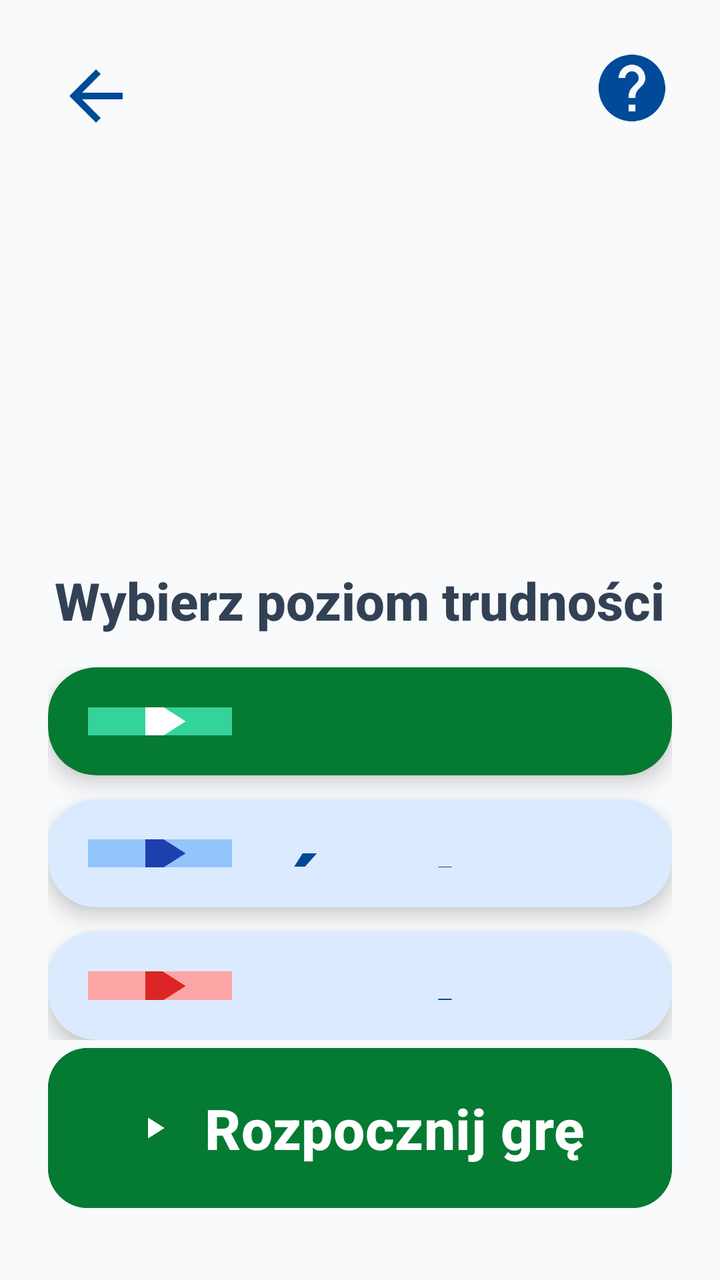
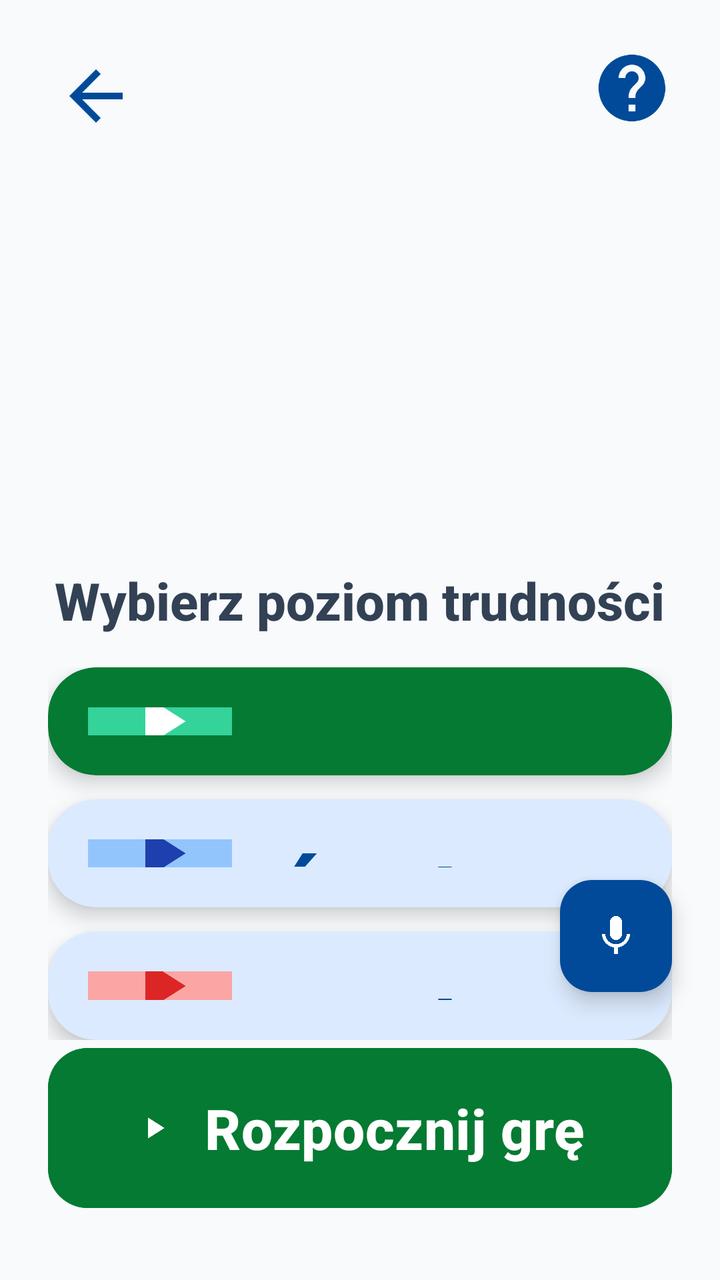

Before-and-after screenshots of an Android layout around one commit, followed by the original layout XML and the change that was made.
<!-- AndroidManifest.xml: application theme Theme.Fitnessapp -->
<!-- res/layout/activity_game_difficulty.xml -->
<?xml version="1.0" encoding="utf-8"?>
<androidx.constraintlayout.widget.ConstraintLayout xmlns:android="http://schemas.android.com/apk/res/android"
    xmlns:app="http://schemas.android.com/apk/res-auto"
    android:layout_width="match_parent"
    android:layout_height="match_parent"
    android:background="#F8FAFC">

    
    <ImageButton
        android:id="@+id/btn_back"
        android:layout_width="64dp"
        android:layout_height="64dp"
        android:layout_margin="16dp"
        android:background="?android:attr/selectableItemBackgroundBorderless"
        android:src="@drawable/ic_back"
        app:tint="#004A99"
        android:scaleType="fitCenter"
        android:padding="12dp"
        app:layout_constraintStart_toStartOf="parent"
        app:layout_constraintTop_toTopOf="parent" />

    
    <ImageButton
        android:id="@+id/btn_help"
        android:layout_width="56dp"
        android:layout_height="56dp"
        android:layout_margin="16dp"
        android:background="?android:attr/selectableItemBackgroundBorderless"
        android:src="@drawable/ic_help"
        app:tint="#004A99"
        android:scaleType="fitCenter"
        android:padding="8dp"
        app:layout_constraintEnd_toEndOf="parent"
        app:layout_constraintTop_toTopOf="parent" />

    
    <ImageView
        android:id="@+id/iv_game_icon"
        android:layout_width="100dp"
        android:layout_height="100dp"
        android:layout_marginTop="24dp"
        app:layout_constraintStart_toStartOf="parent"
        app:layout_constraintEnd_toEndOf="parent"
        app:layout_constraintTop_toBottomOf="@id/btn_back" />

    
    <TextView
        android:id="@+id/tv_game_title"
        android:layout_width="wrap_content"
        android:layout_height="wrap_content"
        android:layout_marginTop="12dp"
        android:textColor="#004A99"
        android:textSize="44sp"
        android:textStyle="bold"
        app:layout_constraintStart_toStartOf="parent"
        app:layout_constraintEnd_toEndOf="parent"
        app:layout_constraintTop_toBottomOf="@id/iv_game_icon" />

    
    <TextView
        android:id="@+id/tv_subtitle"
        android:layout_width="wrap_content"
        android:layout_height="wrap_content"
        android:layout_marginTop="8dp"
        android:text="Wybierz poziom trudności"
        android:textColor="#334155"
        android:textSize="26sp"
        android:textStyle="bold"
        app:layout_constraintStart_toStartOf="parent"
        app:layout_constraintEnd_toEndOf="parent"
        app:layout_constraintTop_toBottomOf="@id/tv_game_title" />

    
    <LinearLayout
        android:id="@+id/difficulty_container"
        android:layout_width="0dp"
        android:layout_height="0dp"
        android:orientation="vertical"
        android:gravity="center_vertical"
        android:paddingHorizontal="24dp"
        android:paddingTop="16dp"
        app:layout_constraintStart_toStartOf="parent"
        app:layout_constraintEnd_toEndOf="parent"
        app:layout_constraintTop_toBottomOf="@id/tv_subtitle"
        app:layout_constraintBottom_toTopOf="@id/btn_start">

        
        <androidx.cardview.widget.CardView
            android:id="@+id/card_easy"
            android:layout_width="match_parent"
            android:layout_height="0dp"
            android:layout_weight="1"
            android:layout_marginBottom="12dp"
            android:clickable="true"
            android:focusable="true"
            android:foreground="?android:attr/selectableItemBackground"
            app:cardCornerRadius="24dp"
            app:cardElevation="6dp"
            app:cardBackgroundColor="#057A32">

            <LinearLayout
                android:layout_width="match_parent"
                android:layout_height="match_parent"
                android:gravity="center_vertical"
                android:orientation="horizontal"
                android:padding="20dp">

                <FrameLayout
                    android:layout_width="72dp"
                    android:layout_height="72dp">
                    <View
                        android:layout_width="match_parent"
                        android:layout_height="match_parent"
                        android:background="@drawable/bg_indicator_active"
                        android:backgroundTint="#34D399" />
                    <ImageView
                        android:id="@+id/iv_easy_icon"
                        android:layout_width="44dp"
                        android:layout_height="44dp"
                        android:layout_gravity="center"
                        android:src="@drawable/ic_play"
                        app:tint="#FFFFFF" />
                </FrameLayout>

                <LinearLayout
                    android:layout_width="match_parent"
                    android:layout_height="wrap_content"
                    android:layout_marginStart="20dp"
                    android:orientation="vertical">
                    <TextView
                        android:layout_width="wrap_content"
                        android:layout_height="wrap_content"
                        android:text="Łatwy"
                        android:textColor="#FFFFFF"
                        android:textSize="44sp"
                        android:textStyle="bold" />
                    <TextView
                        android:id="@+id/tv_easy_desc"
                        android:layout_width="wrap_content"
                        android:layout_height="wrap_content"
                        android:text="3 pary kart"
                        android:textColor="#D1FAE5"
                        android:textSize="26sp"
                        android:textStyle="bold" />
                </LinearLayout>
            </LinearLayout>
        </androidx.cardview.widget.CardView>

        
        <androidx.cardview.widget.CardView
            android:id="@+id/card_medium"
            android:layout_width="match_parent"
            android:layout_height="0dp"
            android:layout_weight="1"
            android:layout_marginBottom="12dp"
            android:clickable="true"
            android:focusable="true"
            android:foreground="?android:attr/selectableItemBackground"
            app:cardCornerRadius="24dp"
            app:cardElevation="6dp"
            app:cardBackgroundColor="#DBEAFE">

            <LinearLayout
                android:layout_width="match_parent"
                android:layout_height="match_parent"
                android:gravity="center_vertical"
                android:orientation="horizontal"
                android:padding="20dp">

                <FrameLayout
                    android:layout_width="72dp"
                    android:layout_height="72dp">
                    <View
                        android:layout_width="match_parent"
                        android:layout_height="match_parent"
                        android:background="@drawable/bg_indicator_active"
                        android:backgroundTint="#93C5FD" />
                    <ImageView
                        android:id="@+id/iv_medium_icon"
                        android:layout_width="44dp"
                        android:layout_height="44dp"
                        android:layout_gravity="center"
                        android:src="@drawable/ic_play"
                        app:tint="#1E40AF" />
                </FrameLayout>

                <LinearLayout
                    android:layout_width="match_parent"
                    android:layout_height="wrap_content"
                    android:layout_marginStart="20dp"
                    android:orientation="vertical">
                    <TextView
                        android:layout_width="wrap_content"
                        android:layout_height="wrap_content"
                        android:text="Średni"
                        android:textColor="#004A99"
                        android:textSize="44sp"
                        android:textStyle="bold" />
                    <TextView
                        android:id="@+id/tv_medium_desc"
                        android:layout_width="wrap_content"
                        android:layout_height="wrap_content"
                        android:text="6 par kart"
                        android:textColor="#1E40AF"
                        android:textSize="26sp"
                        android:textStyle="bold" />
                </LinearLayout>
            </LinearLayout>
        </androidx.cardview.widget.CardView>

        
        <androidx.cardview.widget.CardView
            android:id="@+id/card_hard"
            android:layout_width="match_parent"
            android:layout_height="0dp"
            android:layout_weight="1"
            android:clickable="true"
            android:focusable="true"
            android:foreground="?android:attr/selectableItemBackground"
            app:cardCornerRadius="24dp"
            app:cardElevation="6dp"
            app:cardBackgroundColor="#DBEAFE">

            <LinearLayout
                android:layout_width="match_parent"
                android:layout_height="match_parent"
                android:gravity="center_vertical"
                android:orientation="horizontal"
                android:padding="20dp">

                <FrameLayout
                    android:layout_width="72dp"
                    android:layout_height="72dp">
                    <View
                        android:layout_width="match_parent"
                        android:layout_height="match_parent"
                        android:background="@drawable/bg_indicator_active"
                        android:backgroundTint="#FCA5A5" />
                    <ImageView
                        android:id="@+id/iv_hard_icon"
                        android:layout_width="44dp"
                        android:layout_height="44dp"
                        android:layout_gravity="center"
                        android:src="@drawable/ic_play"
                        app:tint="#DC2626" />
                </FrameLayout>

                <LinearLayout
                    android:layout_width="match_parent"
                    android:layout_height="wrap_content"
                    android:layout_marginStart="20dp"
                    android:orientation="vertical">
                    <TextView
                        android:layout_width="wrap_content"
                        android:layout_height="wrap_content"
                        android:text="Trudny"
                        android:textColor="#004A99"
                        android:textSize="44sp"
                        android:textStyle="bold" />
                    <TextView
                        android:id="@+id/tv_hard_desc"
                        android:layout_width="wrap_content"
                        android:layout_height="wrap_content"
                        android:text="8 par kart"
                        android:textColor="#1E40AF"
                        android:textSize="26sp"
                        android:textStyle="bold" />
                </LinearLayout>
            </LinearLayout>
        </androidx.cardview.widget.CardView>

    </LinearLayout>

    
    <Button
        android:id="@+id/btn_start"
        android:layout_width="0dp"
        android:layout_height="88dp"
        android:layout_marginHorizontal="24dp"
        android:layout_marginBottom="32dp"
        android:backgroundTint="#057A32"
        android:text="Rozpocznij grę"
        android:textAllCaps="false"
        android:textColor="@color/white"
        android:textSize="28sp"
        android:fontFamily="sans-serif-medium"
        android:textStyle="bold"
        app:icon="@drawable/ic_play"
        app:iconGravity="textStart"
        app:iconTint="@color/white"
        app:iconPadding="16dp"
        app:cornerRadius="20dp"
        app:layout_constraintStart_toStartOf="parent"
        app:layout_constraintEnd_toEndOf="parent"
        app:layout_constraintBottom_toBottomOf="parent" />

</androidx.constraintlayout.widget.ConstraintLayout>
<!-- resources referenced by this layout -->
<resources>
  <color name="white">#FFFFFFFF</color>
  <!-- drawable bg_indicator_active (drawable) -->
  <?xml version="1.0" encoding="utf-8"?>
  <shape xmlns:android="http://schemas.android.com/apk/res/android"
      android:shape="rectangle">
      <solid android:color="@color/blue_primary" />
      <corners android:radius="4dp" />
  </shape>
  <!-- drawable ic_back (drawable) -->
  <vector xmlns:android="http://schemas.android.com/apk/res/android"
      android:width="24dp"
      android:height="24dp"
      android:viewportWidth="24"
      android:viewportHeight="24">
      <path
          android:fillColor="#000000"
          android:pathData="M20,11H7.83l5.59,-5.59L12,4l-8,8 8,8 1.41,-1.41L7.83,13H20v-2z"/>
  </vector>
  <!-- drawable ic_help (drawable) -->
  <vector xmlns:android="http://schemas.android.com/apk/res/android"
      android:width="48dp"
      android:height="48dp"
      android:viewportWidth="24"
      android:viewportHeight="24">
      <path
          android:fillColor="#004A99"
          android:pathData="M12,2C6.48,2 2,6.48 2,12s4.48,10 10,10 10,-4.48 10,-10S17.52,2 12,2zM13,19h-2v-2h2v2zM15.07,11.25l-0.9,0.92C13.45,12.9 13,13.5 13,15h-2v-0.5c0,-1.1 0.45,-2.1 1.17,-2.83l1.24,-1.26c0.37,-0.36 0.59,-0.86 0.59,-1.41 0,-1.1 -0.9,-2 -2,-2s-2,0.9 -2,2L8,9c0,-2.21 1.79,-4 4,-4s4,1.79 4,4c0,0.88 -0.36,1.68 -0.93,2.25z"/>
  </vector>
  <!-- drawable ic_play (drawable) -->
  <vector xmlns:android="http://schemas.android.com/apk/res/android"
   android:width="24dp"
   android:height="24dp"
   android:viewportWidth="24"
   android:viewportHeight="24">
   <path
   android:fillColor="#FFFFFF"
   android:pathData="M8,5v14l11,-7z"/>
  </vector>
  <style name="Theme.Fitnessapp" parent="Base.Theme.Fitnessapp" />
  <color name="blue_primary">#2563EB</color>
  <style name="Base.Theme.Fitnessapp" parent="Theme.Material3.Light.NoActionBar">
          
          <item name="android:fontFamily">sans-serif-medium</item>
          <item name="android:textAllCaps">false</item>
          <item name="android:textColor">#0F172A</item>
          <item name="android:windowBackground">#F8FAFC</item>
      </style>
</resources>

<!-- the commit's change to res/layout/activity_game_difficulty.xml (unified diff, before → after) -->
@@ -294,4 +294,17 @@
         app:layout_constraintEnd_toEndOf="parent"
         app:layout_constraintBottom_toBottomOf="parent" />
 
+    
+    <com.google.android.material.floatingactionbutton.FloatingActionButton
+        android:id="@+id/fab_mic"
+        android:layout_width="wrap_content"
+        android:layout_height="wrap_content"
+        android:layout_margin="24dp"
+        android:src="@drawable/ic_mic"
+        android:contentDescription="Włącz mikrofon"
+        app:backgroundTint="#004A99"
+        app:tint="#FFFFFF"
+        app:layout_constraintBottom_toTopOf="@id/btn_start"
+        app:layout_constraintEnd_toEndOf="parent" />
+
 </androidx.constraintlayout.widget.ConstraintLayout>
<!-- resource entries referenced after the edit -->
@@ -28,6 +28,16 @@
           android:fillColor="#004A99"
           android:pathData="M12,2C6.48,2 2,6.48 2,12s4.48,10 10,10 10,-4.48 10,-10S17.52,2 12,2zM13,19h-2v-2h2v2zM15.07,11.25l-0.9,0.92C13.45,12.9 13,13.5 13,15h-2v-0.5c0,-1.1 0.45,-2.1 1.17,-2.83l1.24,-1.26c0.37,-0.36 0.59,-0.86 0.59,-1.41 0,-1.1 -0.9,-2 -2,-2s-2,0.9 -2,2L8,9c0,-2.21 1.79,-4 4,-4s4,1.79 4,4c0,0.88 -0.36,1.68 -0.93,2.25z"/>
   </vector>
+  <!-- drawable ic_mic (drawable) -->
+  <vector xmlns:android="http://schemas.android.com/apk/res/android"
+      android:width="24dp"
+      android:height="24dp"
+      android:viewportWidth="24"
+      android:viewportHeight="24">
+      <path
+          android:fillColor="#1A5DFF"
+          android:pathData="M12,14c1.66,0 3,-1.34 3,-3V5c0,-1.66 -1.34,-3 -3,-3S9,3.34 9,5v6C9,12.66 10.34,14 12,14zM17.3,11c0,3 -2.54,5.1 -5.3,5.1S6.7,14 6.7,11H5c0,3.41 2.72,6.23 6,6.72V21h2v-3.28c3.28,-0.49 6,-3.31 6,-6.72H17.3z"/>
+  </vector>
   <!-- drawable ic_play (drawable) -->
   <vector xmlns:android="http://schemas.android.com/apk/res/android"
    android:width="24dp"
